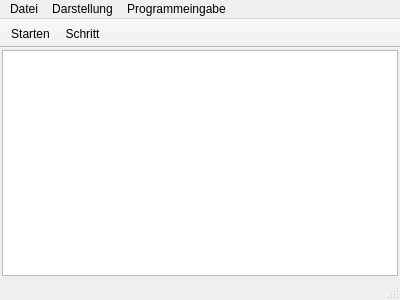
The window that RobotSteve/mainwindow.ui (Vogtinator/RobotSteve) describes before a commit, drawn with Qt 5.
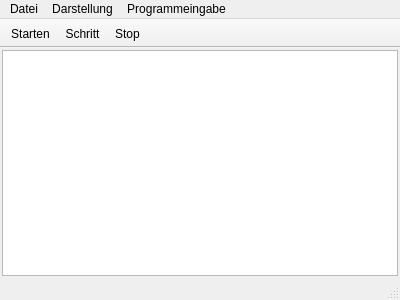
The same window after the commit.

Diff of the .ui file:
```diff
--- a/RobotSteve/mainwindow.ui
+++ b/RobotSteve/mainwindow.ui
@@ -85,6 +85,7 @@
    </attribute>
    <addaction name="actionStarten"/>
    <addaction name="actionSchritt"/>
+   <addaction name="actionStop"/>
   </widget>
   <widget class="QStatusBar" name="statusBar"/>
   <action name="actionLaden">
@@ -141,6 +142,11 @@
     <string>Schritt</string>
    </property>
   </action>
+  <action name="actionStop">
+   <property name="text">
+    <string>Stop</string>
+   </property>
+  </action>
  </widget>
  <layoutdefault spacing="6" margin="11"/>
  <resources/>
```
